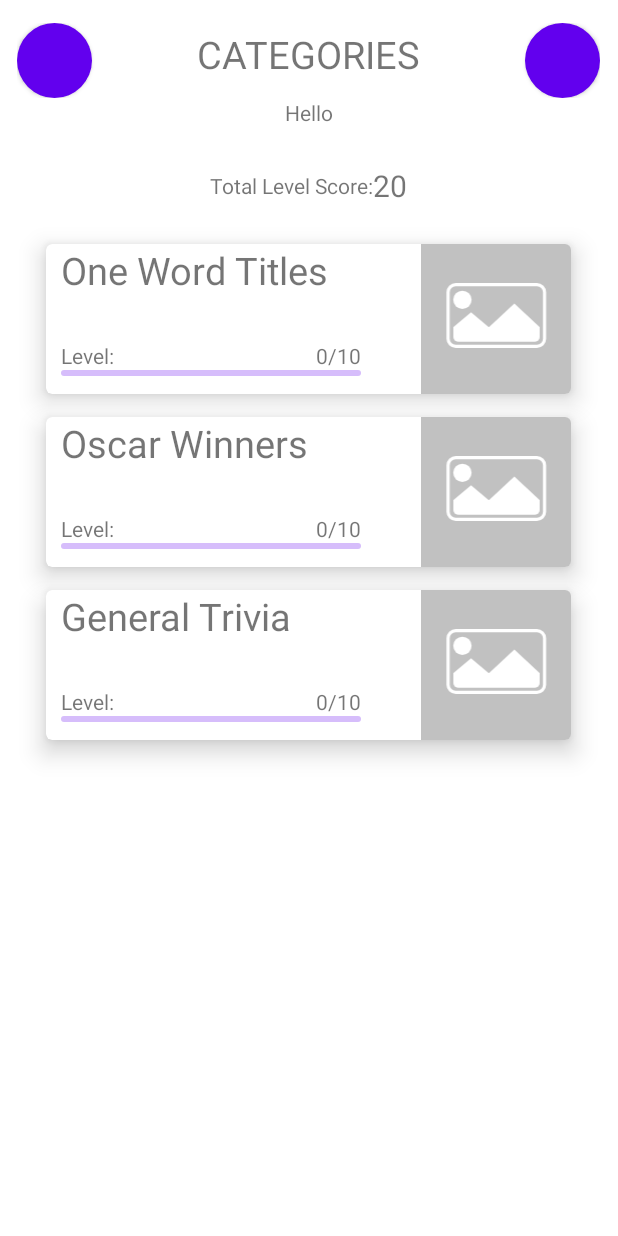
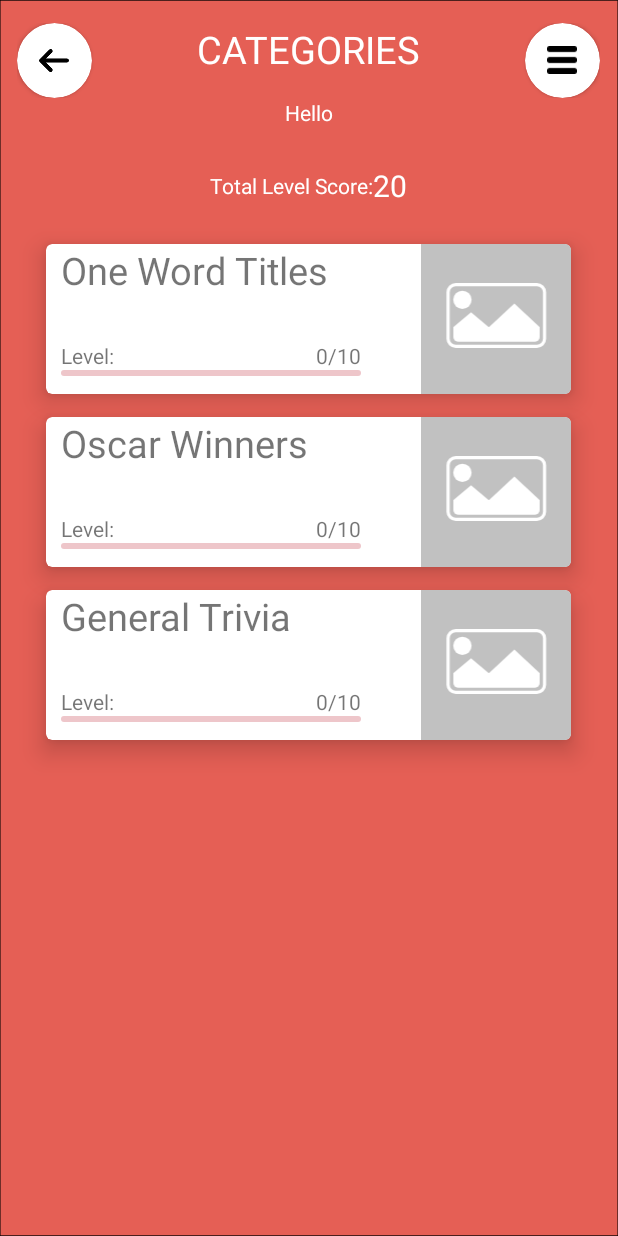
Before and after one commit to noah-erasmus/QuizzApp, an Android app: the layout activity_select_category.xml on its own in the app's theme, with its tools: preview values and no code run, on a phone screen of 412 x 824 dp. Run offline under Robolectric (Android 15) with nearby library versions, the phone set to English and light mode, and no system bars.

Commit message:
Style changes to category page and initial page

```diff
--- a/app/src/main/res/layout/activity_enter_name.xml
+++ b/app/src/main/res/layout/activity_enter_name.xml
@@ -16,6 +16,7 @@
             android:layout_width="match_parent"
             android:layout_height="wrap_content"
             android:gravity="center"
+            android:textSize="30sp"
             android:text="Welcome to FilmQuiz!">
 
         </TextView>
@@ -26,6 +27,12 @@
             android:layout_gravity="center"
             app:cardCornerRadius="150dp"
             android:layout_margin="50dp">
+
+            <ImageView
+                android:layout_width="250dp"
+                android:layout_height="250dp"
+                android:layout_gravity="center"
+                android:src="@drawable/red_film"></ImageView>
 
         </androidx.cardview.widget.CardView>
 
--- a/app/src/main/res/layout/activity_select_category.xml
+++ b/app/src/main/res/layout/activity_select_category.xml
@@ -10,7 +10,8 @@
         android:layout_width="match_parent"
         android:layout_height="match_parent"
         android:orientation="vertical"
-        android:gravity="center_horizontal">
+        android:gravity="center_horizontal"
+        android:background="@drawable/quizzapp_bg">
 
         <LinearLayout
             android:layout_width="wrap_content"
@@ -18,17 +19,23 @@
             android:orientation="horizontal"
             android:layout_marginTop="15dp">
 
-            <com.google.android.material.button.MaterialButton
+            <androidx.cardview.widget.CardView
                 android:layout_width="50dp"
                 android:layout_height="50dp"
                 android:insetTop="0dp"
                 android:insetBottom="0dp"
                 android:insetRight="0dp"
                 android:insetLeft="0dp"
-                app:cornerRadius="30dp"
+                app:cardCornerRadius="25dp"
                 android:elevation="10dp">
 
-            </com.google.android.material.button.MaterialButton>
+                <ImageView
+                    android:layout_width="20dp"
+                    android:layout_height="wrap_content"
+                    android:src="@drawable/back_arrow"
+                    android:layout_gravity="center"></ImageView>
+
+            </androidx.cardview.widget.CardView>
 
             <TextView
                 android:layout_width="wrap_content"
@@ -36,21 +43,28 @@
                 android:text="CATEGORIES"
                 android:textSize="25dp"
                 android:layout_marginLeft="70dp"
-                android:layout_marginRight="70dp">
+                android:layout_marginRight="70dp"
+                android:textColor="@color/white">
 
             </TextView>
 
-            <com.google.android.material.button.MaterialButton
+            <androidx.cardview.widget.CardView
                 android:layout_width="50dp"
                 android:layout_height="50dp"
                 android:insetTop="0dp"
                 android:insetBottom="0dp"
                 android:insetRight="0dp"
                 android:insetLeft="0dp"
-                app:cornerRadius="30dp"
+                app:cardCornerRadius="25dp"
                 android:elevation="10dp">
 
-            </com.google.android.material.button.MaterialButton>
+                <ImageView
+                    android:layout_width="20dp"
+                    android:layout_height="wrap_content"
+                    android:src="@drawable/menu_button"
+                    android:layout_gravity="center"></ImageView>
+
+            </androidx.cardview.widget.CardView>
 
         </LinearLayout>
 
@@ -58,6 +72,7 @@
             android:id="@+id/hello_user"
             android:layout_width="match_parent"
             android:layout_height="wrap_content"
+            android:textColor="@color/white"
             android:text="Hello"
             android:gravity="center_horizontal">
 
@@ -74,7 +89,8 @@
             <TextView
                 android:layout_width="match_parent"
                 android:layout_height="wrap_content"
-                android:text="Total Level Score:">
+                android:text="Total Level Score:"
+                android:textColor="@color/white">
 
             </TextView>
 
@@ -82,7 +98,8 @@
                 android:layout_width="match_parent"
                 android:layout_height="wrap_content"
                 android:text="20"
-                android:textSize="20dp">
+                android:textSize="20dp"
+                android:textColor="@color/white">
 
             </TextView>
 
--- a/app/src/main/res/values/colors.xml
+++ b/app/src/main/res/values/colors.xml
@@ -8,4 +8,6 @@
     <color name="black">#FF000000</color>
     <color name="white">#FFFFFFFF</color>
     <color name="grey">#808080</color>
+    <color name="movie_red">#BF2633</color>
+
 </resources>
--- a/app/src/main/res/values/themes.xml
+++ b/app/src/main/res/values/themes.xml
@@ -2,7 +2,7 @@
     <!-- Base application theme. -->
     <style name="Theme.QuizzApp" parent="Theme.MaterialComponents.DayNight.DarkActionBar">
         <!-- Primary brand color. -->
-        <item name="colorPrimary">@color/purple_500</item>
+        <item name="colorPrimary">@color/movie_red</item>
         <item name="colorPrimaryVariant">@color/purple_700</item>
         <item name="colorOnPrimary">@color/white</item>
         <!-- Secondary brand color. -->
```
Also changed, not shown: app/src/main/res/drawable-v24/back_arrow.png (added), app/src/main/res/drawable-v24/menu_button.png (added), app/src/main/res/drawable-v24/quizzapp_bg.png (added), app/src/main/res/drawable-v24/red_film.png (added).
